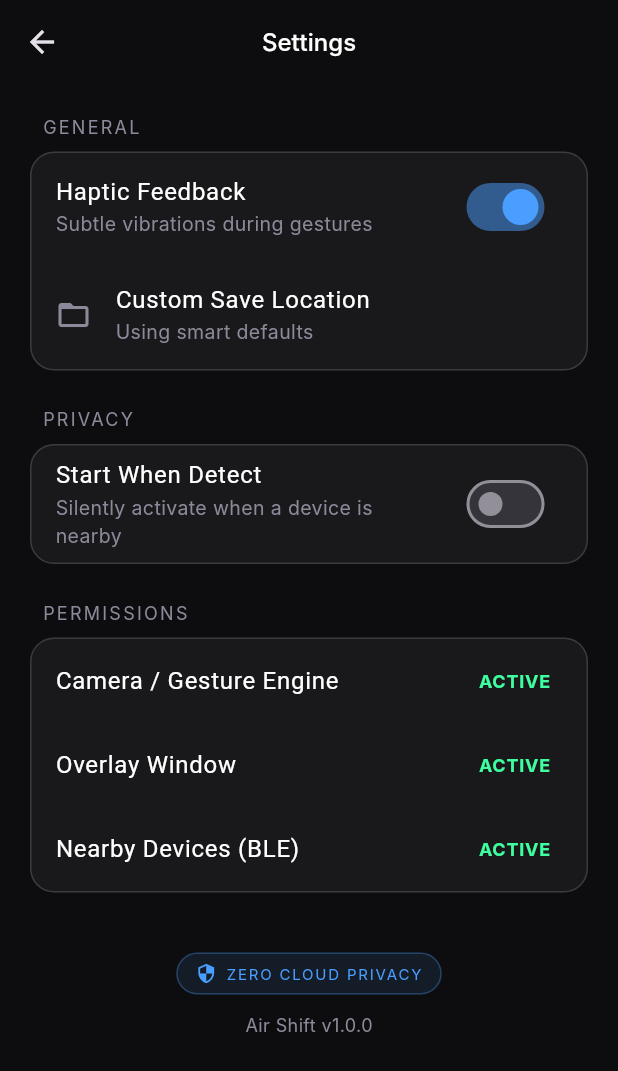
After one commit to HarshalPatel1972/air-shift-zero, a Flutter app: the screen it shows after launch, after a tap on the "settings" icon, on a phone screen of 412 x 824 dp. The commit adds this screen. Shown: the top 1071 px of the screen. Run offline on Flutter 3.47's test engine with Material 3 defaults, Android fonts, the phone set to English and light mode, and no system bars; our stand-ins replace basic_utils, camera, flutter_blue_plus, permission_handler, shared_preferences, video_player; missing offline and left inert: flutter_acrylic, flutter_overlay_window, google_mlkit_commons, google_mlkit_pose_detection, hotkey_manager, nsd and 4 more; Roboto replaces fonts that are missing (Inter).

Commit message:
feat(settings): implement persistent settings and permission explainer UI

```diff
--- a/lib/app.dart
+++ b/lib/app.dart
@@ -9,6 +9,10 @@ import 'session/session_state.dart';
 import 'overlay/overlay_manager.dart';
 import 'activation/shake_detector.dart';
 
+import 'settings/settings_screen.dart';
+import 'settings/permission_explainer.dart';
+import 'package:permission_handler/permission_handler.dart';
+
 class AirShiftApp extends StatefulWidget {
   const AirShiftApp({super.key});
 
@@ -17,7 +21,7 @@ class AirShiftApp extends StatefulWidget {
 }
 
 class _AirShiftAppState extends State<AirShiftApp> {
-  final _session = AirShiftSession();
+  final _session = AirShiftSession.instance;
   late AirShiftShakeDetector _shakeDetector;
 
   @override
@@ -25,11 +29,16 @@ class _AirShiftAppState extends State<AirShiftApp> {
     super.initState();
     _shakeDetector = AirShiftShakeDetector(session: _session);
     _shakeDetector.start();
-    _requestPermissions();
+    _checkInitialPermissions();
   }
 
-  Future<void> _requestPermissions() async {
-    await OverlayManager.requestPermissions();
+  Future<void> _checkInitialPermissions() async {
+    // Only show explainer if camera or overlay is not granted
+    if (!(await Permission.camera.isGranted) || !(await FlutterOverlayWindow.isPermissionGranted())) {
+      // Future: Navigate to a dedicated Onboarding/Wizard
+    } else {
+       await OverlayManager.requestPermissions();
+    }
   }
 
   @override
@@ -54,7 +63,10 @@ class _AirShiftAppState extends State<AirShiftApp> {
           labelSmall: AirShiftTypography.label,
         ),
       ),
-      home: FoundationScreen(session: _session),
+      routes: {
+        '/': (context) => FoundationScreen(session: _session),
+        '/settings': (context) => const SettingsScreen(),
+      },
     );
   }
 }
@@ -95,6 +107,16 @@ class _FoundationScreenState extends State<FoundationScreen> {
   @override
   Widget build(BuildContext context) {
     return Scaffold(
+      appBar: AppBar(
+        backgroundColor: Colors.transparent,
+        elevation: 0,
+        actions: [
+          IconButton(
+            icon: const Icon(Icons.settings, color: AirShiftColors.textSecondary),
+            onPressed: () => Navigator.pushNamed(context, '/settings'),
+          ),
+        ],
+      ),
       body: Stack(
         children: [
           Center(
--- a/lib/main.dart
+++ b/lib/main.dart
@@ -13,11 +13,16 @@ import 'session/airshift_session.dart';
 import 'session/session_state.dart';
 import 'overlay/overlay_manager.dart';
 
+import 'settings/settings_model.dart';
+
 // Global session for activation triggers
 final globalSession = AirShiftSession.instance;
 
 void main() async {
   WidgetsFlutterBinding.ensureInitialized();
+
+  // Phase 8 - Load Settings
+  await AirShiftSettings.instance.load();
 
   // Phase 3 - Desktop window setup
   if (Platform.isWindows || Platform.isLinux || Platform.isMacOS) {
--- /dev/null
+++ b/lib/settings/settings_model.dart
@@ -0,0 +1,29 @@
+import 'package:shared_preferences/shared_preferences.dart';
+
+class AirShiftSettings {
+  static final AirShiftSettings instance = AirShiftSettings._internal();
+  AirShiftSettings._internal();
+  factory AirShiftSettings() => instance;
+
+  String? customSavePath;
+  bool startWhenDetect = false;
+  bool hapticFeedback = true;
+
+  Future<void> load() async {
+    final prefs = await SharedPreferences.getInstance();
+    customSavePath = prefs.getString('customSavePath');
+    startWhenDetect = prefs.getBool('startWhenDetect') ?? false;
+    hapticFeedback = prefs.getBool('hapticFeedback') ?? true;
+  }
+
+  Future<void> save() async {
+    final prefs = await SharedPreferences.getInstance();
+    if (customSavePath != null) {
+      await prefs.setString('customSavePath', customSavePath!);
+    } else {
+      await prefs.remove('customSavePath');
+    }
+    await prefs.setBool('startWhenDetect', startWhenDetect);
+    await prefs.setBool('hapticFeedback', hapticFeedback);
+  }
+}
--- /dev/null
+++ b/lib/settings/settings_screen.dart
@@ -0,0 +1,179 @@
+import 'package:flutter/material.dart';
+import 'package:permission_handler/permission_handler.dart';
+import '../theme/colors.dart';
+import '../theme/typography.dart';
+import 'settings_model.dart';
+
+class SettingsScreen extends StatefulWidget {
+  const SettingsScreen({super.key});
+
+  @override
+  State<SettingsScreen> createState() => _SettingsScreenState();
+}
+
+class _SettingsScreenState extends State<SettingsScreen> {
+  final _settings = AirShiftSettings.instance;
+
+  @override
+  Widget build(BuildContext context) {
+    return Scaffold(
+      backgroundColor: AirShiftColors.bgBase,
+      appBar: AppBar(
+        backgroundColor: Colors.transparent,
+        elevation: 0,
+        title: const Text('Settings', style: AirShiftTypography.emphasis),
+        centerTitle: true,
+      ),
+      body: ListView(
+        padding: const EdgeInsets.all(20),
+        children: [
+          _buildSection('General', [
+            _buildToggleTile(
+              'Haptic Feedback',
+              'Subtle vibrations during gestures',
+              _settings.hapticFeedback,
+              (val) => setState(() {
+                _settings.hapticFeedback = val;
+                _settings.save();
+              }),
+            ),
+            _buildTile(
+              'Custom Save Location',
+              _settings.customSavePath ?? 'Using smart defaults',
+              Icons.folder_open,
+              () {
+                // Future: Pick directory
+              },
+            ),
+          ]),
+          const SizedBox(height: 24),
+          _buildSection('Privacy', [
+            _buildToggleTile(
+              'Start When Detect',
+              'Silently activate when a device is nearby',
+              _settings.startWhenDetect,
+              (val) => setState(() {
+                _settings.startWhenDetect = val;
+                _settings.save();
+              }),
+            ),
+          ]),
+          const SizedBox(height: 24),
+          _buildSection('Permissions', [
+            _buildPermissionTile('Camera / Gesture Engine', Permission.camera),
+            _buildPermissionTile('Overlay Window', Permission.systemAlertWindow),
+            _buildPermissionTile('Nearby Devices (BLE)', Permission.bluetoothScan),
+          ]),
+          const SizedBox(height: 40),
+          Center(
+            child: Column(
+              children: [
+                Container(
+                  padding: const EdgeInsets.symmetric(horizontal: 12, vertical: 6),
+                  decoration: BoxDecoration(
+                    color: AirShiftColors.bluePrimary.withOpacity(0.1),
+                    borderRadius: BorderRadius.circular(20),
+                    border: Border.all(color: AirShiftColors.bluePrimary.withOpacity(0.3)),
+                  ),
+                  child: Row(
+                    mainAxisSize: MainAxisSize.min,
+                    children: [
+                      const Icon(Icons.security, color: AirShiftColors.bluePrimary, size: 14),
+                      const SizedBox(width: 6),
+                      Text(
+                        'ZERO CLOUD PRIVACY',
+                        style: AirShiftTypography.label.copyWith(
+                          color: AirShiftColors.bluePrimary,
+                          fontSize: 10,
+                          letterSpacing: 1.2,
+                        ),
+                      ),
+                    ],
+                  ),
+                ),
+                const SizedBox(height: 12),
+                Text(
+                  'Air Shift v1.0.0',
+                  style: TextStyle(color: AirShiftColors.textSecondary, fontSize: 12),
+                ),
+              ],
+            ),
+          ),
+        ],
+      ),
+    );
+  }
+
+  Widget _buildSection(String title, List<Widget> children) {
+    return Column(
+      crossAxisAlignment: CrossAxisAlignment.start,
+      children: [
+        Padding(
+          padding: const EdgeInsets.only(left: 8, bottom: 8),
+          child: Text(
+            title.toUpperCase(),
+            style: AirShiftTypography.label.copyWith(
+              color: AirShiftColors.textSecondary,
+              letterSpacing: 1.5,
+            ),
+          ),
+        ),
+        Container(
+          decoration: BoxDecoration(
+            color: AirShiftColors.glassSurface,
+            borderRadius: BorderRadius.circular(16),
+            border: Border.all(color: AirShiftColors.glassBorder),
+          ),
+          child: Column(children: children),
+        ),
+      ],
+    );
+  }
+
+  Widget _buildToggleTile(String title, String subtitle, bool value, Function(bool) onChanged) {
+    return ListTile(
+      title: Text(title, style: const TextStyle(color: Colors.white, fontSize: 16)),
+      subtitle: Text(subtitle, style: TextStyle(color: AirShiftColors.textSecondary, fontSize: 13)),
+      trailing: Switch(
+        value: value,
+        onChanged: onChanged,
+        activeColor: AirShiftColors.bluePrimary,
+      ),
+    );
+  }
+
+  Widget _buildTile(String title, String subtitle, IconData icon, VoidCallback onTap) {
+    return ListTile(
+      leading: Icon(icon, color: AirShiftColors.textSecondary),
+      title: Text(title, style: const TextStyle(color: Colors.white, fontSize: 16)),
+      subtitle: Text(subtitle, style: TextStyle(color: AirShiftColors.textSecondary, fontSize: 13)),
+      onTap: onTap,
+    );
+  }
+
+  Widget _buildPermissionTile(String title, Permission permission) {
+    return FutureBuilder<PermissionStatus>(
+      future: permission.status,
+      builder: (context, snapshot) {
+        final isGranted = snapshot.data?.isGranted ?? false;
+        return ListTile(
+          title: Text(title, style: const TextStyle(color: Colors.white, fontSize: 16)),
+          trailing: Text(
+            isGranted ? 'ACTIVE' : 'DISABLED',
+            style: TextStyle(
+              color: isGranted ? AirShiftColors.greenConfirm : Colors.redAccent,
+              fontSize: 12,
+              fontWeight: FontWeight.bold,
+            ),
+          ),
+          onTap: () async {
+            if (!isGranted) {
+               await permission.request();
+               setState(() {});
+            }
+          },
+        );
+      },
+    );
+  }
+}
--- a/pubspec.yaml
+++ b/pubspec.yaml
@@ -58,6 +58,7 @@ dependencies:
   path: ^1.9.1
   video_player: ^2.11.1
   quick_settings: ^1.0.1
+  shared_preferences: ^2.5.5
 
 dev_dependencies:
   flutter_test:
```
Also changed, not shown: lib/settings/permission_explainer.dart (added, +83 -0 lines), pubspec.lock, 1 other file.
